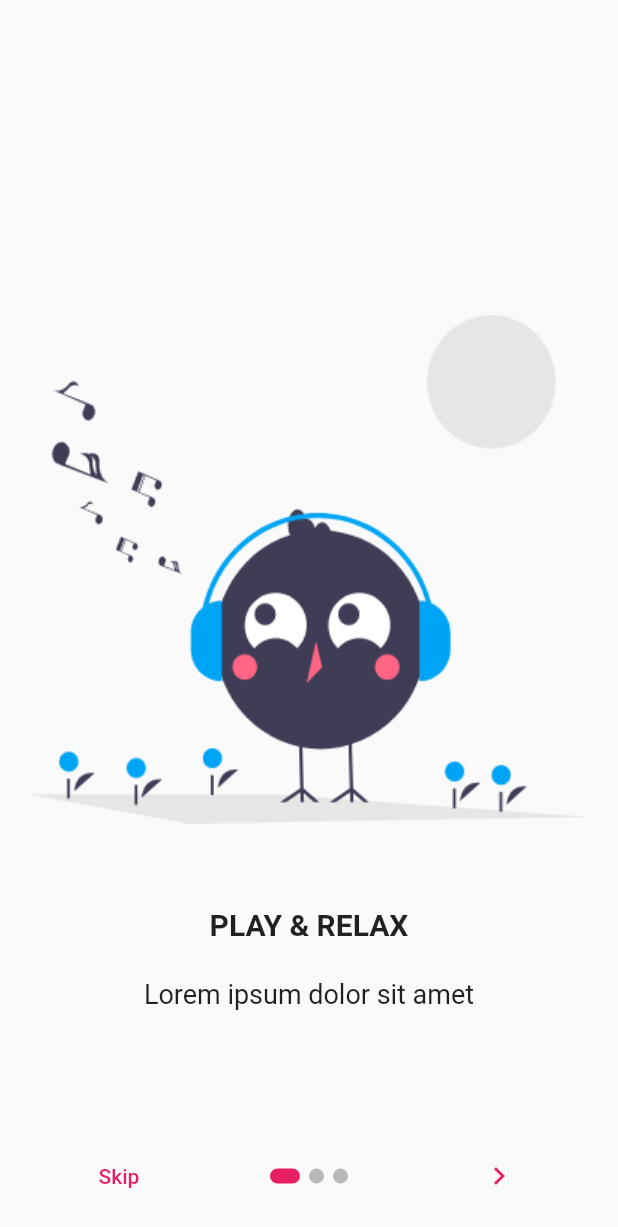
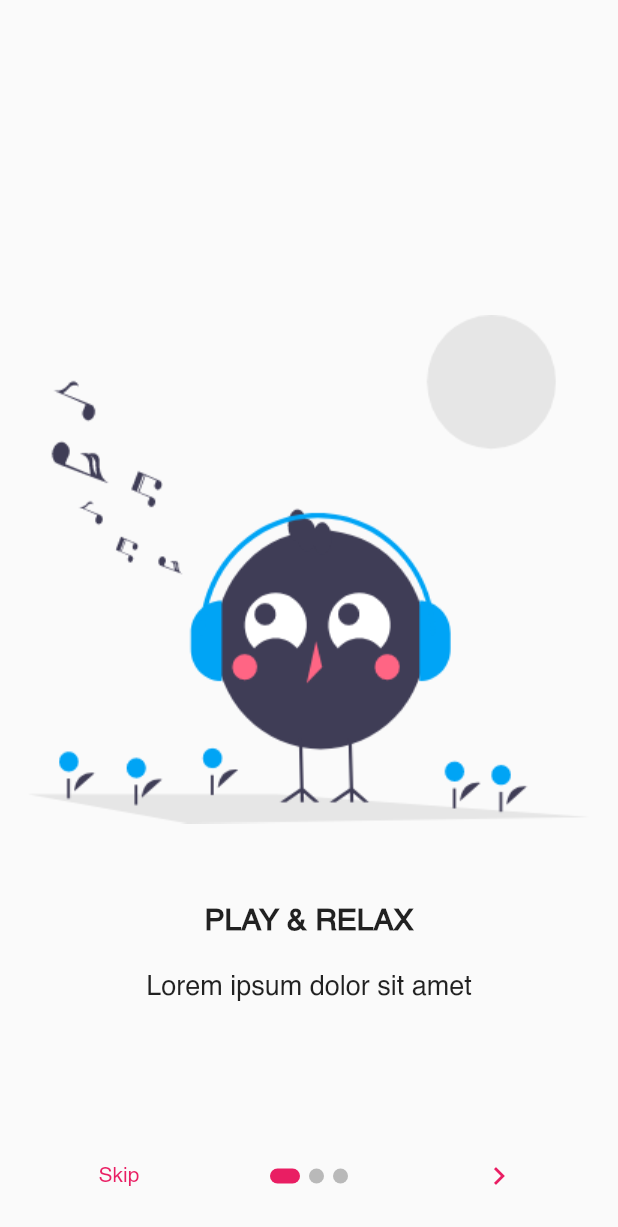
Before and after one commit to numberbee7070/headsup_app, a Flutter app: the screen it shows after launch, on a phone screen of 412 x 824 dp. Shown: the top 1227 px of the screen. Run offline on Flutter 3.47's test engine with Material 2 defaults, Android fonts, the light colour scheme and no system bars; drawn by our look-alikes of introduction_screen; our stand-ins replace country_code_picker, firebase_auth, firebase_core, google_sign_in, image_picker, shimmer; missing offline and left inert: flutter_auth_buttons; accounts and stored records are empty; generated files the repository leaves out were written again.

Commit message:
font helvetica

```diff
--- a/lib/main.dart
+++ b/lib/main.dart
@@ -45,7 +45,7 @@ class _MyAppState extends State<MyApp> {
       builder: (context, snapshot) {
         if (snapshot.connectionState == ConnectionState.done) {
           if (snapshot.hasError) {
-            print(error);
+            print(snapshot.error.toString());
             return error;
           }
           return MaterialApp(
@@ -59,6 +59,7 @@ class _MyAppState extends State<MyApp> {
             theme: ThemeData(
               primarySwatch: Colors.pink,
               visualDensity: VisualDensity.adaptivePlatformDensity,
+              fontFamily: 'Helvetica',
             ),
             debugShowCheckedModeBanner: false,
             initialRoute: AuthServices.isLoggedIn
--- a/pubspec.yaml
+++ b/pubspec.yaml
@@ -57,6 +57,10 @@ flutter:
   # To add assets to your application, add an assets section, like this:
   assets:
     - assets/images/
+  fonts:
+    - family: Helvetica
+      fonts:
+        - asset: assets/fonts/Helvetica.ttf
 
   # An image asset can refer to one or more resolution-specific "variants", see
   # https://flutter.dev/assets-and-images/#resolution-aware.
```
Also changed, not shown: assets/fonts/Helvetica.ttf (added).
